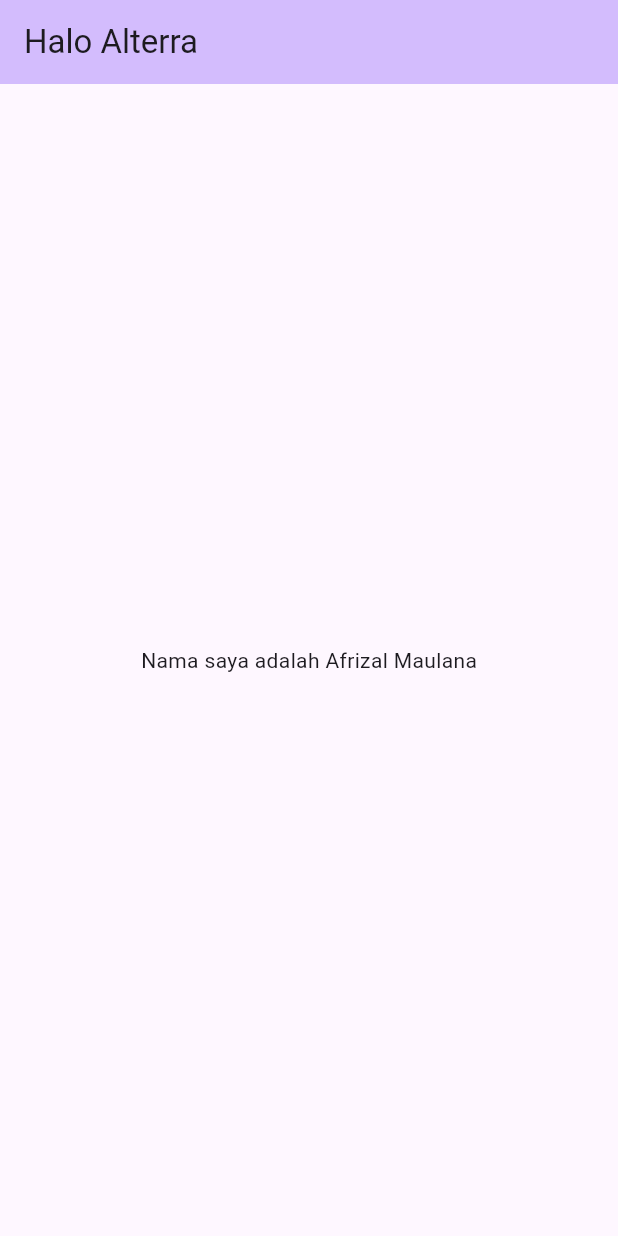
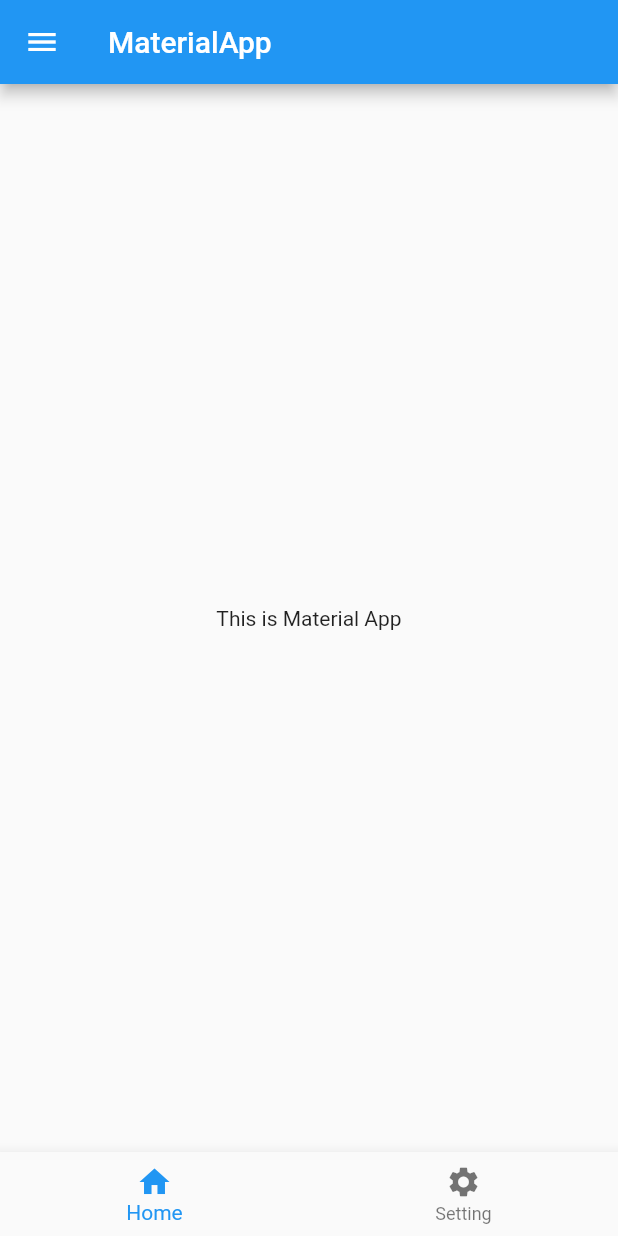
Before and after one commit to afrizal0811/uji_flutter, a Flutter app: the screen it shows after launch, on a phone screen of 412 x 824 dp. Run offline on Flutter 3.47's test engine with Material 2 defaults, Android fonts, the phone set to English and light mode, and no system bars.

Commit message:
add bottom navigation, dark mode

```diff
--- a/lib/home_page.dart
+++ b/lib/home_page.dart
@@ -29,15 +29,27 @@ class _HomePageState extends State<HomePage> {
     // than having to individually change instances of widgets.
     return Scaffold(
       appBar: AppBar(
+        leading: const Icon(Icons.menu),
         // TRY THIS: Try changing the color here to a specific color (to
         // Colors.amber, perhaps?) and trigger a hot reload to see the AppBar
         // change color while the other colors stay the same.
-        backgroundColor: Theme.of(context).colorScheme.inversePrimary,
         // Here we take the value from the HomePage object that was created by
         // the App.build method, and use it to set our appbar title.
         title: Text(widget.title),
       ),
-      body: Center(child: const Text('Nama saya adalah Afrizal Maulana')),
+      body: const Center(child: Text('This is Material App')),
+        bottomNavigationBar: BottomNavigationBar(
+        items: const <BottomNavigationBarItem>[
+          BottomNavigationBarItem(
+            icon: Icon(Icons.home),
+            label: 'Home',
+          ),
+          BottomNavigationBarItem(
+            icon: Icon(Icons.settings),
+            label: 'Setting',
+          ),
+        ],
+      ),
       // body: Center(
       //   // Center is a layout widget. It takes a single child and positions it
       //   // in the middle of the parent.
--- a/lib/main.dart
+++ b/lib/main.dart
@@ -13,26 +13,9 @@ class MyApp extends StatelessWidget {
   Widget build(BuildContext context) {
     return MaterialApp(
       title: 'Flutter Demo',
-      theme: ThemeData(
-        // This is the theme of your application.
-        //
-        // TRY THIS: Try running your application with "flutter run". You'll see
-        // the application has a blue toolbar. Then, without quitting the app,
-        // try changing the seedColor in the colorScheme below to Colors.green
-        // and then invoke "hot reload" (save your changes or press the "hot
-        // reload" button in a Flutter-supported IDE, or press "r" if you used
-        // the command line to start the app).
-        //
-        // Notice that the counter didn't reset back to zero; the application
-        // state is not lost during the reload. To reset the state, use hot
-        // restart instead.
-        //
-        // This works for code too, not just values: Most code changes can be
-        // tested with just a hot reload.
-        colorScheme: ColorScheme.fromSeed(seedColor: Colors.deepPurple),
-        useMaterial3: true,
-      ),
-      home: const HomePage(title: 'Halo Alterra'),
+      theme: ThemeData.light(),
+      darkTheme: ThemeData.dark(),
+      home: const HomePage(title: 'MaterialApp'),
     );
   }
 }
@@ -56,18 +39,6 @@ class MyHomePage extends StatefulWidget {
 }
 
 class _MyHomePageState extends State<MyHomePage> {
-  int _counter = 0;
-
-  void _incrementCounter() {
-    setState(() {
-      // This call to setState tells the Flutter framework that something has
-      // changed in this State, which causes it to rerun the build method below
-      // so that the display can reflect the updated values. If we changed
-      // _counter without calling setState(), then the build method would not be
-      // called again, and so nothing would appear to happen.
-      _counter++;
-    });
-  }
 
   @override
   Widget build(BuildContext context) {
@@ -86,41 +57,7 @@ class _MyHomePageState extends State<MyHomePage> {
         // Here we take the value from the MyHomePage object that was created by
         // the App.build method, and use it to set our appbar title.
         title: Text(widget.title),
-      ),
-      body: Center(
-        // Center is a layout widget. It takes a single child and positions it
-        // in the middle of the parent.
-        child: Column(
-          // Column is also a layout widget. It takes a list of children and
-          // arranges them vertically. By default, it sizes itself to fit its
-          // children horizontally, and tries to be as tall as its parent.
-          //
-          // Column has various properties to control how it sizes itself and
-          // how it positions its children. Here we use mainAxisAlignment to
-          // center the children vertically; the main axis here is the vertical
-          // axis because Columns are vertical (the cross axis would be
-          // horizontal).
-          //
-          // TRY THIS: Invoke "debug painting" (choose the "Toggle Debug Paint"
-          // action in the IDE, or press "p" in the console), to see the
-          // wireframe for each widget.
-          mainAxisAlignment: MainAxisAlignment.center,
-          children: <Widget>[
-            const Text(
-              'You have pushed the button this many times:',
-            ),
-            Text(
-              '$_counter',
-              style: Theme.of(context).textTheme.headlineMedium,
-            ),
-          ],
-        ),
-      ),
-      floatingActionButton: FloatingActionButton(
-        onPressed: _incrementCounter,
-        tooltip: 'Increment',
-        child: const Icon(Icons.add),
-      ), // This trailing comma makes auto-formatting nicer for build methods.
+      )
     );
   }
 }
```
